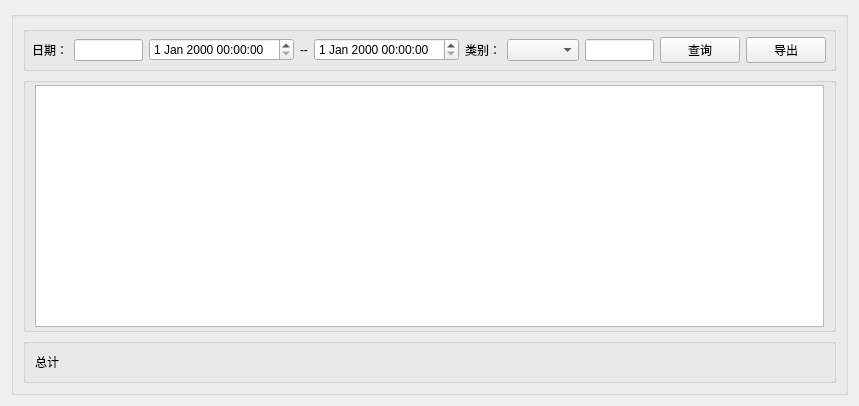
This is src/checkwidget.ui in daodaoliang/caicai as Qt 5 draws it before an edit. The edited form follows.
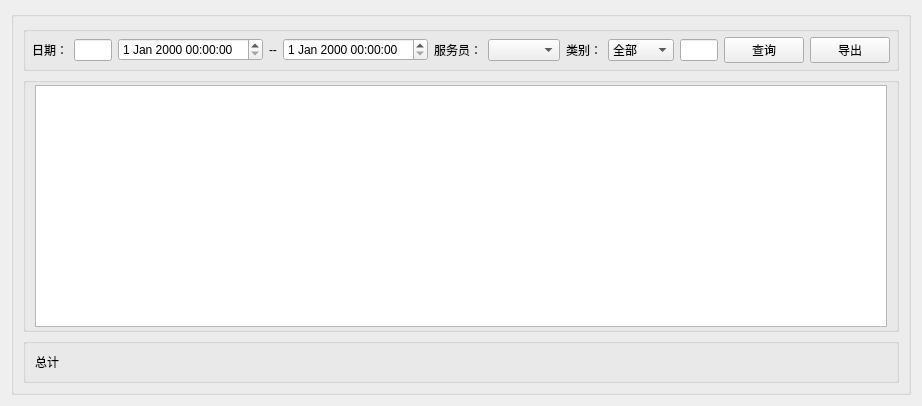
This is the edited form.

Commit message: 添加安桌号查询账单

Diff of the .ui file:
```diff
--- a/src/checkwidget.ui
+++ b/src/checkwidget.ui
@@ -6,7 +6,7 @@
    <rect>
     <x>0</x>
     <y>0</y>
-    <width>859</width>
+    <width>922</width>
     <height>406</height>
    </rect>
   </property>
@@ -41,20 +41,27 @@
          <property name="bottomMargin">
           <number>5</number>
          </property>
+         <item row="0" column="10">
+          <widget class="QPushButton" name="pushButton">
+           <property name="text">
+            <string>查询</string>
+           </property>
+          </widget>
+         </item>
          <item row="0" column="4">
           <widget class="QDateTimeEdit" name="dateTimeEdit_End"/>
          </item>
-         <item row="0" column="10">
+         <item row="0" column="12">
           <widget class="QPushButton" name="pushButton_2">
            <property name="text">
             <string>导出</string>
            </property>
           </widget>
          </item>
-         <item row="0" column="8">
-          <widget class="QPushButton" name="pushButton">
+         <item row="0" column="7">
+          <widget class="QLabel" name="label_5">
            <property name="text">
-            <string>查询</string>
+            <string>类别：</string>
            </property>
           </widget>
          </item>
@@ -74,7 +81,7 @@
          <item row="0" column="5">
           <widget class="QLabel" name="label_2">
            <property name="text">
-            <string>类别：</string>
+            <string>服务员：</string>
            </property>
           </widget>
          </item>
@@ -88,7 +95,7 @@
          <item row="0" column="6">
           <widget class="QComboBox" name="comboBox"/>
          </item>
-         <item row="0" column="12">
+         <item row="0" column="14">
           <spacer name="horizontalSpacer">
            <property name="orientation">
             <enum>Qt::Horizontal</enum>
@@ -101,9 +108,28 @@
            </property>
           </spacer>
          </item>
-         <item row="0" column="7">
+         <item row="0" column="9">
           <widget class="QLineEdit" name="lineEdit_Orderid"/>
          </item>
+         <item row="0" column="8">
+          <widget class="QComboBox" name="comboBox_2">
+           <item>
+            <property name="text">
+             <string>全部</string>
+            </property>
+           </item>
+           <item>
+            <property name="text">
+             <string>订单号</string>
+            </property>
+           </item>
+           <item>
+            <property name="text">
+             <string>桌号</string>
+            </property>
+           </item>
+          </widget>
+         </item>
         </layout>
        </widget>
       </item>
```
The commit also changes 1 other file.
